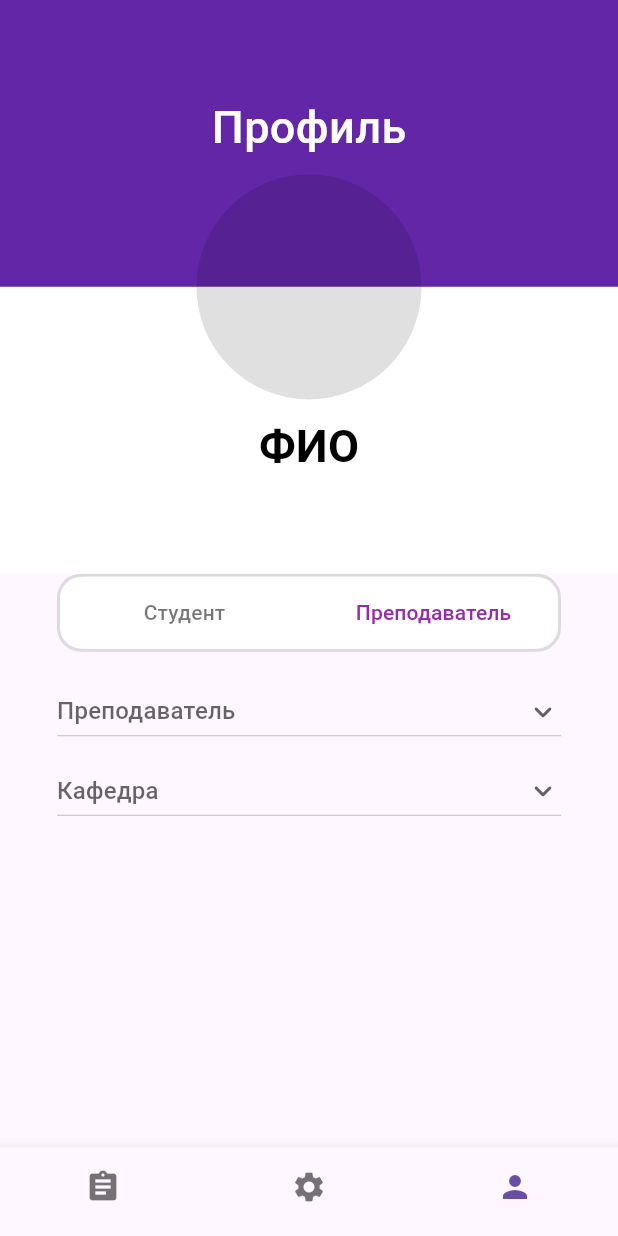
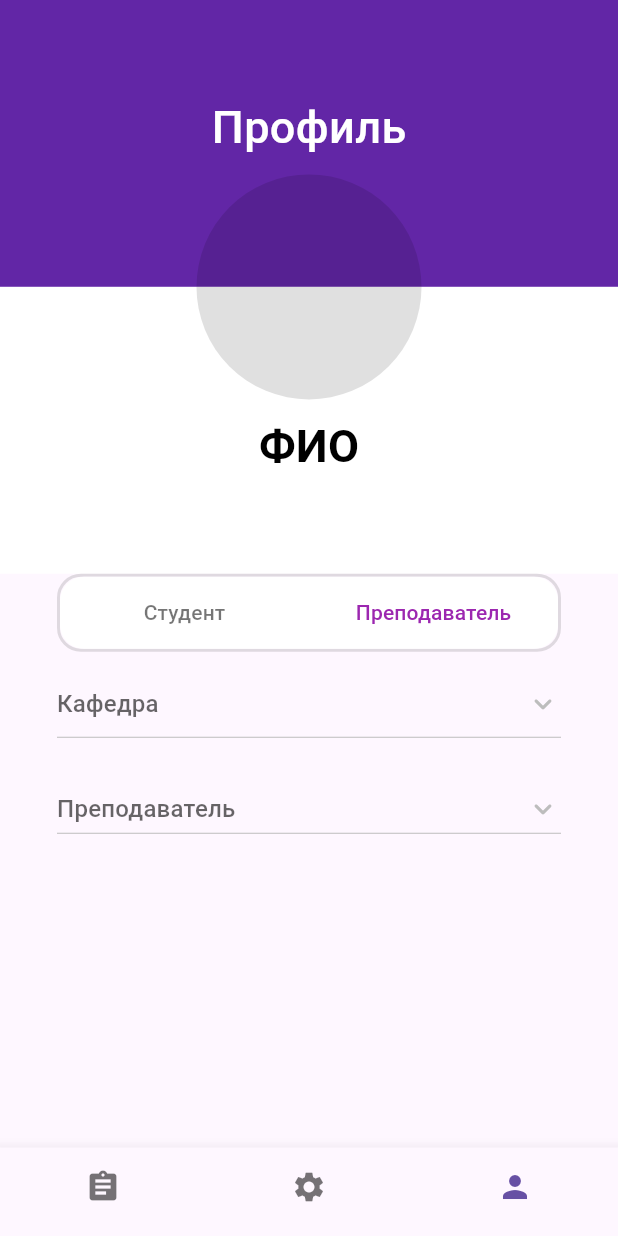
Before and after one commit to Rimas2200/TimetableChelGuFlutter, a Flutter app: the CustomTabBar screen opened by its route, item 3 of the bottom bar chosen, after a tap on "Преподаватель", on a phone screen of 412 x 824 dp. Run offline on Flutter 3.47's test engine with Material 3 defaults, Android fonts, the phone set to English and light mode, and no system bars; our stand-ins replace logger; network calls fail.

Commit message:
Release ProfileTab, index.js

```diff
--- a/lib/ProfileTab.dart
+++ b/lib/ProfileTab.dart
@@ -1,26 +1,147 @@
 import 'package:flutter/material.dart';
+import 'package:http/http.dart' as http;
+import 'dart:convert';
+import 'package:logger/logger.dart';
 
 class ProfileTab extends StatefulWidget {
+  const ProfileTab({super.key});
+
   @override
+  // ignore: library_private_types_in_public_api
   _ProfileTabState createState() => _ProfileTabState();
 }
 
 class _ProfileTabState extends State<ProfileTab> {
-  String _selectedRole = 'Студент'; // Изначально выбрана роль "Студент"
+  String truncateDepartmentName(String name, int maxLength) {
+    if (name.length > maxLength) {
+      return '${name.substring(0, maxLength)}...';
+    }
+    return name;
+  }
+  final Logger logger = Logger();
+  List<String> _departments = [];
+  List<String> _faculties = [];
+  List<String> _selectedDirection = [];
+  List<String> _professors = [];
+  final List<String> _selectedGroups = [];
+  String _selectedRole = 'Студент';
   String? _selectedFaculty;
-  String? _selectedDirection;
-  String? _selectedGroup;
   String? _selectedSubgroup;
   String? _selectedTeacher;
   String? _selectedDepartment;
+  String? _selectedGroup;
+  List<String> _directions = [];
+  List<String> _groups = [];
+  final List<String> _subgroups = ['Подгруппа 1', 'Подгруппа 2', 'Подгруппа 3'];
+  List<String> _filteredTeachers = [];
+  void filterTeachers(String query) {
+    setState(() {
+      if (_filteredTeachers.isEmpty) {
+        _filteredTeachers = _professors.where((teacher) => teacher.toLowerCase().contains(query.toLowerCase())).toList();
+      }
+    });
+  }
 
-  List<String> _faculties = ['Факультет 1', 'Факультет 2', 'Факультет 3']; // Примеры значений для выпадающих списков
-  List<String> _directions = ['Направление 1', 'Направление 2', 'Направление 3'];
-  List<String> _groups = ['Группа 1', 'Группа 2', 'Группа 3'];
-  List<String> _subgroups = ['Подгруппа 1', 'Подгруппа 2', 'Подгруппа 3'];
-  List<String> _teachers = ['Преподаватель 1', 'Преподаватель 2', 'Преподаватель 3'];
-  List<String> _departments = ['Кафедра 1', 'Кафедра 2', 'Кафедра 3'];
+  @override
+  void initState() {
+    super.initState();
+    fetchFaculties().then((faculties) {
+      setState(() {
+        _faculties = faculties;
+      });
+    }).catchError((error) {
+      logger.e('Error fetching faculties: $error');
+    });
+    if (_selectedDepartment != null) {
+      fetchProfessors(_selectedDepartment!).catchError((error) {
+        logger.e('Error fetching professors: $error');
+      });
+    }
+    fetchDepartments().then((departments) {
+      setState(() {
+        _departments = departments;
+      });
+    }).catchError((error) {
+      logger.e('Error fetching departments: $error');
+    });
+    fetchFaculties().then((faculties) {
+      setState(() {
+        _faculties = faculties;
+      });
+    }).catchError((error) {
+      logger.e('Error fetching faculties: $error');
+    });
+    if (_selectedDepartment != null) {
+      fetchProfessors(_selectedDepartment!).catchError((error) {
+        logger.e('Error fetching professors: $error');
+      });
+    } else {
+    }
+    fetchDepartments().then((departments) {
+      setState(() {
+        _departments = departments;
+      });
+    }).catchError((error) {
+      logger.e('Error fetching departments: $error');
+    });
+  }
+  Future<List<String>> fetchDepartments() async {
+    final response = await http.get(Uri.parse('http://localhost:3000/departament'));
+    if (response.statusCode == 200) {
+      final List<dynamic> data = jsonDecode(response.body);
+      logger.i("department statusCode 200");
+      return data.map((item) => item['name'] as String).toList();
+    } else {
+      throw Exception('Failed to load departments');
+    }
+  }
+  Future<void> fetchProfessors(String department) async {
+    final response = await http.get(Uri.parse('http://localhost:3000/professor/$department'));
+    if (response.statusCode == 200) {
+      logger.i("professor statusCode 200");
+      final List<dynamic> data = json.decode(response.body);
+      setState(() {
+        _professors = data.map((item) => item['name'] as String).toList();
+      });
+    } else {
+      throw Exception('Failed to load professors');
+    }
+  }
+  Future<List<String>> fetchFaculties() async {
+    final response = await http.get(Uri.parse('http://localhost:3000/faculties'));
+    if (response.statusCode == 200) {
+      logger.i("faculties statusCode 200");
+      final List<dynamic> data = json.decode(response.body);
+      return data.map((item) => item['faculty_name'] as String).toList();
+    } else {
+      throw Exception('Failed to load faculties');
+    }
+  }
 
+  Future<void> fetchDirections(String faculty) async {
+    final response = await http.get(Uri.parse('http://localhost:3000/directions/$faculty'));
+    if (response.statusCode == 200) {
+      logger.i("directions statusCode 200");
+      final List<dynamic> data = json.decode(response.body);
+      setState(() {
+        _directions = data.map((item) => item['direction_abbreviation'] as String).toList();
+      });
+    } else {
+      throw Exception('Failed to load directions');
+    }
+  }
+  Future<void> fetchGroups(String directionId) async {
+    final response = await http.get(Uri.parse('http://localhost:3000/group_name/$directionId'));
+    if (response.statusCode == 200) {
+      logger.i("group_name statusCode 200");
+      final List<dynamic> data = json.decode(response.body);
+      setState(() {
+        _groups = data.map((item) => item['name'] as String).toList();
+      });
+    } else {
+      throw Exception('Failed to load groups');
+    }
+  }
 
   @override
   Widget build(BuildContext context) {
@@ -33,23 +154,23 @@ class _ProfileTabState extends State<ProfileTab> {
               Expanded(
                 flex: 1,
                 child: Container(
-                  color: Color(0xFF6226A6), // Цвет верхнего блока 6226A6
+                  color: const Color(0xFF6226A6),
                   child: Align(
                     alignment: Alignment.bottomCenter,
                     child: Column(
                       mainAxisAlignment: MainAxisAlignment.end,
                       children: [
-                        Container(
+                        const SizedBox(
                           width: double.infinity,
                           child: Row(
                             mainAxisAlignment: MainAxisAlignment.center,
                             children: [
                               Text(
-                                'Профиль', // Текст, который нужно отобразить
+                                'Профиль',
                                 style: TextStyle(
-                                  fontSize: 30, // Размер шрифта
-                                  fontWeight: FontWeight.w500, // Насыщенность шрифта
-                                  color: Colors.white, // Цвет текста
+                                  fontSize: 30,
+                                  fontWeight: FontWeight.w500,
+                                  color: Colors.white,
                                 ),
                               ),
                               // TextButton(
@@ -68,14 +189,14 @@ class _ProfileTabState extends State<ProfileTab> {
                             ],
                           ),
                         ),
-                        SizedBox(height: 10), // Расстояние между текстом и окружностью
+                        const SizedBox(height: 10),
                         Container(
-                          width: 150, // Ширина полуокружности
-                          height: 75, // Высота полуокружности
-                          decoration: BoxDecoration(
-                            color: Colors.black12, // Цвет полуокружности
+                          width: 150,
+                          height: 75,
+                          decoration: const BoxDecoration(
+                            color: Colors.black12,
                             borderRadius: BorderRadius.only(
-                              topLeft: Radius.circular(100), // Радиус окружности
+                              topLeft: Radius.circular(100),
                               topRight: Radius.circular(100),
                             ),
                           ),
@@ -88,29 +209,29 @@ class _ProfileTabState extends State<ProfileTab> {
               Expanded(
                 flex: 1,
                 child: Container(
-                  color: Color(0xFFFFFFFF), // Цвет верхнего блока 6226A6
+                  color: const Color(0xFFFFFFFF),
                   child: Align(
                     alignment: Alignment.topCenter,
                     child: Column(
                       children: [
                         Container(
-                          width: 150, // Ширина полуокружности
-                          height: 75, // Высота полуокружности
-                          decoration: BoxDecoration(
-                            color: Colors.black12, // Цвет полуокружности
+                          width: 150,
+                          height: 75,
+                          decoration: const BoxDecoration(
+                            color: Colors.black12,
                             borderRadius: BorderRadius.only(
-                              bottomLeft: Radius.circular(100), // Радиус окружности
+                              bottomLeft: Radius.circular(100),
                               bottomRight: Radius.circular(100),
                             ),
                           ),
                         ),
-                        SizedBox(height: 10), // Расстояние между окружностью и текстом
-                        Text(
-                          'ФИО', // Текст, который нужно отобразить
+                        const SizedBox(height: 10),
+                        const Text(
+                          'ФИО',
                           style: TextStyle(
-                            fontSize: 30, // Размер шрифта
-                            fontWeight: FontWeight.w600, // Насыщенность шрифта
-                            color: Colors.black, // Цвет текста
+                            fontSize: 30,
+                            fontWeight: FontWeight.w600,
+                            color: Colors.black,
                           ),
                         ),
                       ],
@@ -124,23 +245,23 @@ class _ProfileTabState extends State<ProfileTab> {
         Expanded(
           flex: 2,
           child: Padding(
-            padding: EdgeInsets.symmetric(horizontal: 38.0),
+            padding: const EdgeInsets.symmetric(horizontal: 38.0),
             child: Column(
               children: [
                 Container(
                     decoration: BoxDecoration(
                       border: Border.all(
-                        color: Colors.black12, // Цвет рамки
-                        width: 2.0, // Ширина рамки
+                        color: Colors.black12,
+                        width: 2.0,
                       ),
-                      borderRadius: BorderRadius.circular(16.0), // Скругление углов
+                      borderRadius: BorderRadius.circular(16.0),
                     ),
                     child: Row(
                     mainAxisAlignment: MainAxisAlignment.center,
                     children: [
                       Expanded(
                         child: Padding(
-                        padding: EdgeInsets.symmetric(horizontal: 0.0),
+                          padding: const EdgeInsets.symmetric(horizontal: 0.0),
                           child: TextButton(
                             onPressed: () {
                               setState(() {
@@ -155,7 +276,7 @@ class _ProfileTabState extends State<ProfileTab> {
                                     (states) => _selectedRole == 'Студент' ? Colors.purple : Colors.black54,
                               ),
                               shape: MaterialStateProperty.resolveWith<OutlinedBorder>(
-                                  (states) => RoundedRectangleBorder(
+                                    (states) => const RoundedRectangleBorder(
                                   borderRadius: BorderRadius.only(
                                     topLeft: Radius.circular(16.0),
                                     bottomLeft: Radius.circular(16.0),
@@ -163,16 +284,16 @@ class _ProfileTabState extends State<ProfileTab> {
                                 ),
                               ),
                               minimumSize: MaterialStateProperty.resolveWith<Size>(
-                                  (states) => Size(double.infinity, 48.0), // Вы можете изменить ширину кнопки, изменяя значение double.infinity или другое значение
+                                    (states) => const Size(double.infinity, 48.0),
                               ),
                             ),
-                          child: Text('Студент'),
+                            child: const Text('Студент'),
                           ),
                         ),
                       ),
                       Expanded(
                         child: Padding(
-                        padding: EdgeInsets.symmetric(horizontal: 0.0),
+                          padding: const EdgeInsets.symmetric(horizontal: 0.0),
                           child: TextButton(
                             onPressed: () {
                               setState(() {
@@ -187,7 +308,7 @@ class _ProfileTabState extends State<ProfileTab> {
                                     (states) => _selectedRole == 'Преподаватель' ? Colors.purple : Colors.black54,
                               ),
                               shape: MaterialStateProperty.resolveWith<OutlinedBorder>(
-                                  (states) => RoundedRectangleBorder(
+                                    (states) => const RoundedRectangleBorder(
                                   borderRadius: BorderRadius.only(
                                     topRight: Radius.circular(16.0),
                                     bottomRight: Radius.circular(16.0),
@@ -195,21 +316,19 @@ class _ProfileTabState extends State<ProfileTab> {
                                 ),
                               ),
                               minimumSize: MaterialStateProperty.resolveWith<Size>(
-                                  (states) => Size(double.infinity, 48.0), // Вы можете изменить ширину кнопки, изменяя значение double.infinity или другое значение
+                                    (states) => const Size(double.infinity, 48.0),
                               ),
                             ),
-                          child: Text('Преподаватель'),
+                            child: const Text('Преподаватель'),
                           ),
                         ),
                       ),
                     ],
                   ),
                 ),
-
-
                 if (_selectedRole == 'Студент') ...[
                   Container(
-                    margin: EdgeInsets.only(top: 16.0),
+                    margin: const EdgeInsets.only(top: 16.0),
                     child: SizedBox(
                       width: double.infinity,
                       child: DropdownButton<String>(
@@ -223,20 +342,21 @@ class _ProfileTabState extends State<ProfileTab> {
                         onChanged: (value) {
                           setState(() {
                             _selectedFaculty = value;
+                            fetchDirections(value!);
                           });
                         },
-                        hint: Text('Факультет'),
-                        icon: Icon(Icons.expand_more_rounded),
+                        hint: const Text('Факультет'),
+                        icon: const Icon(Icons.expand_more_rounded),
                         isExpanded: true,
                       ),
                     ),
                   ),
                   Container(
-                  margin: EdgeInsets.only(top: 5.0),
-                      child :SizedBox(
+                    margin: const EdgeInsets.only(top: 5.0),
+                    child: SizedBox(
                       width: double.infinity,
                       child: DropdownButton<String>(
-                        value: _selectedDirection,
+                        value: _selectedDirection.isNotEmpty ? _selectedDirection[0] : null,
                         items: _directions.map((String direction) {
                           return DropdownMenuItem<String>(
                             value: direction,
@@ -245,17 +365,18 @@ class _ProfileTabState extends State<ProfileTab> {
                         }).toList(),
                         onChanged: (value) {
                           setState(() {
-                            _selectedDirection = value;
+                            _selectedDirection = [value!];
+                            fetchGroups(value);
                           });
                         },
-                        hint: Text('Направление'),
-                        icon: Icon(Icons.expand_more_rounded),
+                        hint: const Text('Направление'),
+                        icon: const Icon(Icons.expand_more_rounded),
                         isExpanded: true,
                       ),
                     ),
                   ),
                   Container(
-                    margin: EdgeInsets.only(top: 5.0),
+                    margin: const EdgeInsets.only(top: 5.0),
                     child: SizedBox(
                       width: double.infinity,
                       child: DropdownButton<String>(
@@ -268,17 +389,22 @@ class _ProfileTabState extends State<ProfileTab> {
                         }).toList(),
                         onChanged: (value) {
                           setState(() {
+                            if (value != null) {
+                              if (!_selectedGroups.contains(value)) {
+                                _selectedGroups.add(value);
+                              }
                               _selectedGroup = value;
+                            }
                           });
                         },
-                        hint: Text('Группа'),
-                        icon: Icon(Icons.expand_more_rounded),
+                        hint: const Text('Группа'),
+                        icon: const Icon(Icons.expand_more_rounded),
                         isExpanded: true,
                       ),
                     ),
                   ),
                   Container(
-                    margin: EdgeInsets.only(top: 5.0),
+                    margin: const EdgeInsets.only(top: 5.0),
                     child: SizedBox(
                       width: double.infinity,
                       child: DropdownButton<String>(
@@ -294,8 +420,8 @@ class _ProfileTabState extends State<ProfileTab> {
                             _selectedSubgroup = value;
                           });
                         },
-                        hint: Text('Подгруппа'),
-                        icon: Icon(Icons.expand_more_rounded),
+                        hint: const Text('Подгруппа'),
+                        icon: const Icon(Icons.expand_more_rounded),
                         isExpanded: true,
                       ),
                     ),
@@ -303,12 +429,37 @@ class _ProfileTabState extends State<ProfileTab> {
                 ],
                 if (_selectedRole == 'Преподаватель') ...[
                   Container(
-                    margin: EdgeInsets.only(top: 16.0),
+                    margin: const EdgeInsets.only(top: 5.0),
+                    child: SizedBox(
+                      width: double.infinity,
+                      child: DropdownButton<String>(
+                        value: _selectedDepartment,
+                        itemHeight: 60,
+                        items: _departments.map((String department) {
+                          return DropdownMenuItem<String>(
+                            value: department,
+                            child: Text(truncateDepartmentName(department, 54)),
+                          );
+                        }).toList(),
+                        onChanged: (value) {
+                          setState(() {
+                            _selectedDepartment = value;
+                            fetchProfessors(value!);
+                          });
+                        },
+                        hint: const Text('Кафедра'),
+                        icon: const Icon(Icons.expand_more_rounded),
+                        isExpanded: true,
+                      ),
+                    ),
+                  ),
+                  Container(
+                    margin: const EdgeInsets.only(top: 16.0),
                     child: SizedBox(
                       width: double.infinity,
                       child: DropdownButton<String>(
                         value: _selectedTeacher,
-                        items: _teachers.map((String teacher) {
+                        items: _professors.map((String teacher) {
                           return DropdownMenuItem<String>(
                             value: teacher,
                             child: Text(teacher),
@@ -316,34 +467,11 @@ class _ProfileTabState extends State<ProfileTab> {
                         }).toList(),
                         onChanged: (value) {
                           setState(() {
-                            _selectedTeacher= value;
+                            _selectedTeacher = value;
                           });
                         },
-                        hint: Text('Преподаватель'),
-                        icon: Icon(Icons.expand_more_rounded),
-                        isExpanded: true,
-                      ),
-                    ),
-                  ),
-                  Container(
-                    margin: EdgeInsets.only(top: 5.0),
-                      child: SizedBox(
-                      width: double.infinity,
-                      child: DropdownButton<String>(
-                        value: _selectedDepartment,
-                        items: _departments.map((String department) {
-                          return DropdownMenuItem<String>(
-                            value: department,
-                            child: Text(department),
-                          );
-                        }).toList(),
-                        onChanged: (value) {
-                          setState(() {
-                            _selectedDepartment = value;
-                          });
-                        },
-                        hint: Text('Кафедра'),
-                        icon: Icon(Icons.expand_more_rounded),
+                        hint: const Text('Преподаватель'),
+                        icon: const Icon(Icons.expand_more_rounded),
                         isExpanded: true,
                       ),
                     ),
@@ -355,4 +483,5 @@ class _ProfileTabState extends State<ProfileTab> {
         ),
       ],
     );
-  }}
+  }
+}
--- a/pubspec.yaml
+++ b/pubspec.yaml
@@ -35,6 +35,7 @@ dependencies:
   convert: ^3.1.1
   intl: ^0.19.0
   hexcolor: ^3.0.1
+  logger: ^2.2.0
   # The following adds the Cupertino Icons font to your application.
   # Use with the CupertinoIcons class for iOS style icons.
   cupertino_icons: ^1.0.2
```
Also changed, not shown: pubspec.lock, 1 other file. Lines whose indentation alone changed are shown as unchanged.
